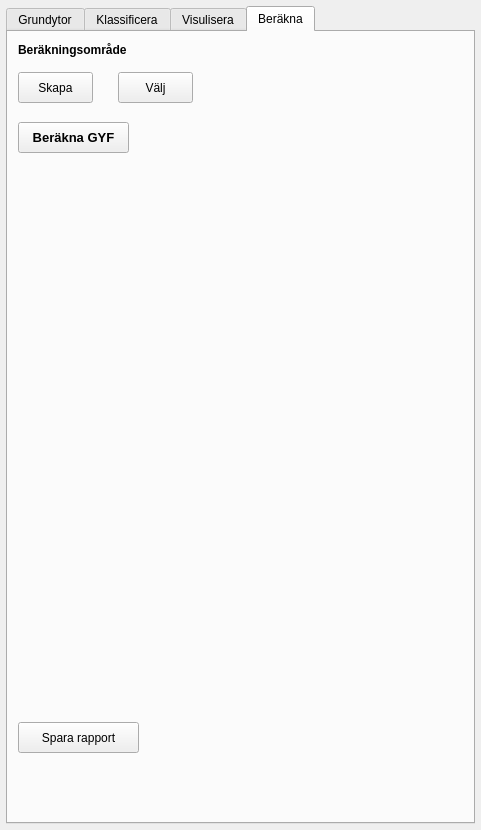
Qt form ui/qgyf_dockwidget_base.ui (co-city/QGYF) before a commit.
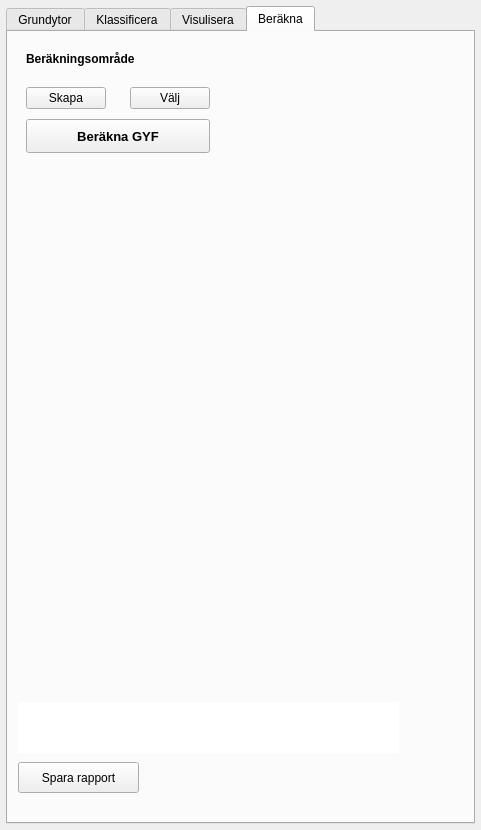
The same form after that commit. The open tabs and pages were chosen to show the change. Icons and pictures are not drawn. Custom widgets are drawn as their Qt base class.

```diff
--- a/ui/qgyf_dockwidget_base.ui
+++ b/ui/qgyf_dockwidget_base.ui
@@ -902,74 +902,6 @@
        <attribute name="toolTip">
         <string>Här beräknas GYF:en utifrån din klassificering</string>
        </attribute>
-       <widget class="QLabel" name="label_6">
-        <property name="geometry">
-         <rect>
-          <x>10</x>
-          <y>3</y>
-          <width>151</width>
-          <height>30</height>
-         </rect>
-        </property>
-        <property name="text">
-         <string>&lt;html&gt;&lt;head/&gt;&lt;body&gt;&lt;p&gt;&lt;span style=&quot; font-weight:600;&quot;&gt;Beräkningsområde&lt;/span&gt;&lt;/p&gt;&lt;/body&gt;&lt;/html&gt;</string>
-        </property>
-       </widget>
-       <widget class="QPushButton" name="createRA">
-        <property name="geometry">
-         <rect>
-          <x>10</x>
-          <y>40</y>
-          <width>75</width>
-          <height>31</height>
-         </rect>
-        </property>
-        <property name="toolTip">
-         <string>Rita upp ett avgränsningsområde där du vill beräkna GYF</string>
-        </property>
-        <property name="text">
-         <string>Skapa</string>
-        </property>
-       </widget>
-       <widget class="QPushButton" name="selectRA">
-        <property name="geometry">
-         <rect>
-          <x>110</x>
-          <y>40</y>
-          <width>75</width>
-          <height>31</height>
-         </rect>
-        </property>
-        <property name="toolTip">
-         <string>Välj ett avgränsningsområde där du vill beräkna GYF</string>
-        </property>
-        <property name="text">
-         <string>Välj</string>
-        </property>
-       </widget>
-       <widget class="QPushButton" name="calculate">
-        <property name="geometry">
-         <rect>
-          <x>10</x>
-          <y>90</y>
-          <width>111</width>
-          <height>31</height>
-         </rect>
-        </property>
-        <property name="font">
-         <font>
-          <pointsize>10</pointsize>
-          <weight>75</weight>
-          <bold>true</bold>
-         </font>
-        </property>
-        <property name="toolTip">
-         <string>Beräkna GYF</string>
-        </property>
-        <property name="text">
-         <string>Beräkna GYF</string>
-        </property>
-       </widget>
        <widget class="QLabel" name="gyfValue">
         <property name="geometry">
          <rect>
@@ -991,10 +923,10 @@
        <widget class="MplWidget" name="plot" native="true">
         <property name="geometry">
          <rect>
-          <x>9</x>
+          <x>10</x>
           <y>210</y>
-          <width>321</width>
-          <height>431</height>
+          <width>381</width>
+          <height>461</height>
          </rect>
         </property>
         <property name="font">
@@ -1008,11 +940,17 @@
         <property name="geometry">
          <rect>
           <x>10</x>
-          <y>690</y>
+          <y>730</y>
           <width>121</width>
           <height>31</height>
          </rect>
         </property>
+        <property name="sizePolicy">
+         <sizepolicy hsizetype="Fixed" vsizetype="Preferred">
+          <horstretch>0</horstretch>
+          <verstretch>0</verstretch>
+         </sizepolicy>
+        </property>
         <property name="toolTip">
          <string>Skapa en PDF rapport</string>
         </property>
@@ -1020,6 +958,120 @@
          <string>Spara rapport</string>
         </property>
        </widget>
+       <widget class="QTextBrowser" name="obsText">
+        <property name="geometry">
+         <rect>
+          <x>10</x>
+          <y>670</y>
+          <width>381</width>
+          <height>51</height>
+         </rect>
+        </property>
+        <property name="sizePolicy">
+         <sizepolicy hsizetype="Preferred" vsizetype="Fixed">
+          <horstretch>0</horstretch>
+          <verstretch>0</verstretch>
+         </sizepolicy>
+        </property>
+        <property name="frameShape">
+         <enum>QFrame::NoFrame</enum>
+        </property>
+        <property name="verticalScrollBarPolicy">
+         <enum>Qt::ScrollBarAlwaysOff</enum>
+        </property>
+        <property name="horizontalScrollBarPolicy">
+         <enum>Qt::ScrollBarAlwaysOff</enum>
+        </property>
+        <property name="sizeAdjustPolicy">
+         <enum>QAbstractScrollArea::AdjustToContentsOnFirstShow</enum>
+        </property>
+       </widget>
+       <widget class="QWidget" name="">
+        <property name="geometry">
+         <rect>
+          <x>0</x>
+          <y>10</y>
+          <width>221</width>
+          <height>121</height>
+         </rect>
+        </property>
+        <layout class="QGridLayout" name="gridLayout_3">
+         <property name="topMargin">
+          <number>0</number>
+         </property>
+         <property name="bottomMargin">
+          <number>10</number>
+         </property>
+         <property name="horizontalSpacing">
+          <number>6</number>
+         </property>
+         <property name="verticalSpacing">
+          <number>10</number>
+         </property>
+         <item row="0" column="0" colspan="2">
+          <widget class="QLabel" name="label_6">
+           <property name="text">
+            <string>&lt;html&gt;&lt;head/&gt;&lt;body&gt;&lt;p&gt;&lt;span style=&quot; font-weight:600;&quot;&gt;Beräkningsområde&lt;/span&gt;&lt;/p&gt;&lt;/body&gt;&lt;/html&gt;</string>
+           </property>
+          </widget>
+         </item>
+         <item row="1" column="0">
+          <widget class="QPushButton" name="createRA">
+           <property name="sizePolicy">
+            <sizepolicy hsizetype="Fixed" vsizetype="Fixed">
+             <horstretch>0</horstretch>
+             <verstretch>0</verstretch>
+            </sizepolicy>
+           </property>
+           <property name="toolTip">
+            <string>Rita upp ett avgränsningsområde där du vill beräkna GYF</string>
+           </property>
+           <property name="text">
+            <string>Skapa</string>
+           </property>
+          </widget>
+         </item>
+         <item row="1" column="1">
+          <widget class="QPushButton" name="selectRA">
+           <property name="sizePolicy">
+            <sizepolicy hsizetype="Fixed" vsizetype="Fixed">
+             <horstretch>0</horstretch>
+             <verstretch>0</verstretch>
+            </sizepolicy>
+           </property>
+           <property name="toolTip">
+            <string>Välj ett avgränsningsområde där du vill beräkna GYF</string>
+           </property>
+           <property name="text">
+            <string>Välj</string>
+           </property>
+          </widget>
+         </item>
+         <item row="2" column="0" colspan="2">
+          <widget class="QPushButton" name="calculate">
+           <property name="sizePolicy">
+            <sizepolicy hsizetype="Preferred" vsizetype="Preferred">
+             <horstretch>0</horstretch>
+             <verstretch>0</verstretch>
+            </sizepolicy>
+           </property>
+           <property name="font">
+            <font>
+             <pointsize>10</pointsize>
+             <weight>75</weight>
+             <bold>true</bold>
+            </font>
+           </property>
+           <property name="toolTip">
+            <string>Beräkna GYF</string>
+           </property>
+           <property name="text">
+            <string>Beräkna GYF</string>
+           </property>
+          </widget>
+         </item>
+        </layout>
+       </widget>
       </widget>
      </widget>
     </item>
```
Left out of the diff: 2 changed lines with no effect on the pictures.
